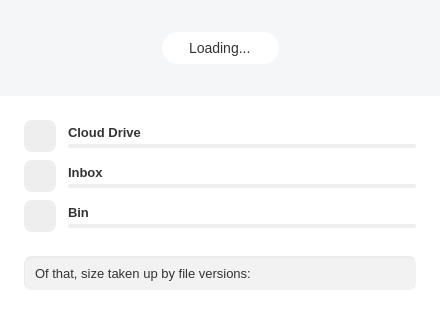
Qt form src/MEGASync/gui/win/AccountDetailsDialog.ui (meganz/MEGAsync) before a commit.
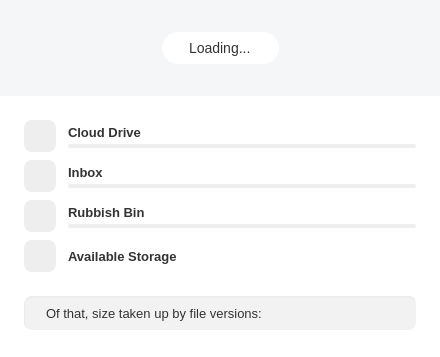
The same form after that commit. Icons and pictures are not drawn. Custom widgets are drawn as their Qt base class.

Commit message: SNC-2649. Update account details dialog

Diff of the .ui file:
```diff
--- a/src/MEGASync/gui/win/AccountDetailsDialog.ui
+++ b/src/MEGASync/gui/win/AccountDetailsDialog.ui
@@ -10,7 +10,7 @@
     <x>0</x>
     <y>0</y>
     <width>440</width>
-    <height>314</height>
+    <height>366</height>
    </rect>
   </property>
   <property name="windowTitle">
@@ -43,7 +43,7 @@
     min-width:440px;
 }
 
-#lCloudDrive, #lInbox, #lRubbish,  #lStorage, #lTransfer
+#lCloudDrive, #lInbox, #lRubbish, #lStorage, #lTransfer, #lAvailable
 {
   color: #333333;
   font-size: 13px;
@@ -75,13 +75,13 @@
     padding-bottom: 4px;
 }
 
-#lUsedCloudDrive, #lUsedInbox,  #lUsedRubbish, #lUsedByVersions
+#lUsedCloudDrive, #lUsedInbox,  #lUsedRubbish, #lUsedByVersions, #lAvailableStorage
 {
   color: #333333;
   font-size: 13px;
 }
 
-#lUsedCloudDrive, #lUsedInbox,  #lUsedRubbish
+#lUsedCloudDrive, #lUsedInbox,  #lUsedRubbish, #lAvailableStorage
 {
     qproperty-alignment: 'AlignRight | AlignBottom';
     padding-right: 4px;
@@ -95,7 +95,6 @@
 
 #wDetailedUsage
 {
-    max-height: 160px;
     min-height: 120px;
 }
 
@@ -161,7 +160,18 @@
 
 #bRubbish
 {
-    qproperty-icon : url(:/images/Bin_24_ico.png);
+    qproperty-icon : url(:/images/account_details/Bin_24_ico.png);
+}
+
+#bAvailable
+{
+    qproperty-icon : url(:/images/account_details/available_storage.png);
+}
+
+#lVersionIcon
+{
+    qproperty-icon : url(:/images/account_details/versions.png);
+	padding-left:4px;
 }
 
 #lLoading
@@ -693,6 +703,12 @@
    </item>
    <item>
     <widget class="QWidget" name="wDetailedUsage" native="true">
+     <property name="maximumSize">
+      <size>
+       <width>16777215</width>
+       <height>16777215</height>
+      </size>
+     </property>
      <layout class="QVBoxLayout" name="wDetailedUsageLayout">
       <property name="spacing">
        <number>8</number>
@@ -970,7 +986,7 @@
              <item>
               <widget class="QLabel" name="lRubbish">
                <property name="text">
-                <string>Bin</string>
+                <string>Rubbish Bin</string>
                </property>
               </widget>
              </item>
@@ -994,6 +1010,90 @@
         </layout>
        </widget>
       </item>
+      <item>
+       <widget class="QWidget" name="wAvailable" native="true">
+        <property name="sizePolicy">
+         <sizepolicy hsizetype="Preferred" vsizetype="Fixed">
+          <horstretch>0</horstretch>
+          <verstretch>0</verstretch>
+         </sizepolicy>
+        </property>
+        <property name="minimumSize">
+         <size>
+          <width>0</width>
+          <height>32</height>
+         </size>
+        </property>
+        <property name="maximumSize">
+         <size>
+          <width>16777215</width>
+          <height>32</height>
+         </size>
+        </property>
+        <layout class="QHBoxLayout" name="horizontalLayout_12">
+         <property name="spacing">
+          <number>12</number>
+         </property>
+         <property name="leftMargin">
+          <number>0</number>
+         </property>
+         <property name="topMargin">
+          <number>0</number>
+         </property>
+         <property name="rightMargin">
+          <number>0</number>
+         </property>
+         <property name="bottomMargin">
+          <number>0</number>
+         </property>
+         <item>
+          <widget class="QPushButton" name="bAvailable">
+           <property name="sizePolicy">
+            <sizepolicy hsizetype="Fixed" vsizetype="Fixed">
+             <horstretch>0</horstretch>
+             <verstretch>0</verstretch>
+            </sizepolicy>
+           </property>
+           <property name="minimumSize">
+            <size>
+             <width>32</width>
+             <height>32</height>
+            </size>
+           </property>
+           <property name="maximumSize">
+            <size>
+             <width>32</width>
+             <height>32</height>
+            </size>
+           </property>
+           <property name="iconSize">
+            <size>
+             <width>24</width>
+             <height>24</height>
+            </size>
+           </property>
+          </widget>
+         </item>
+         <item>
+          <layout class="QHBoxLayout" name="horizontalLayout_13">
+           <property name="spacing">
+            <number>0</number>
+           </property>
+           <item>
+            <widget class="QLabel" name="lAvailable">
+             <property name="text">
+              <string>Available Storage</string>
+             </property>
+            </widget>
+           </item>
+           <item alignment="Qt::AlignVCenter">
+            <widget class="QLabel" name="lAvailableStorage"/>
+           </item>
+          </layout>
+         </item>
+        </layout>
+       </widget>
+      </item>
      </layout>
     </widget>
    </item>
@@ -1015,6 +1115,13 @@
       <property name="bottomMargin">
        <number>26</number>
       </property>
+      <item>
+       <widget class="QLabel" name="lVersionIcon">
+        <property name="text">
+         <string/>
+        </property>
+       </widget>
+      </item>
       <item>
        <widget class="QLabel" name="lVersions">
         <property name="sizePolicy">
```
Left out of the diff: 26 changed lines with no effect on the pictures. The commit also changes 21 other files.
